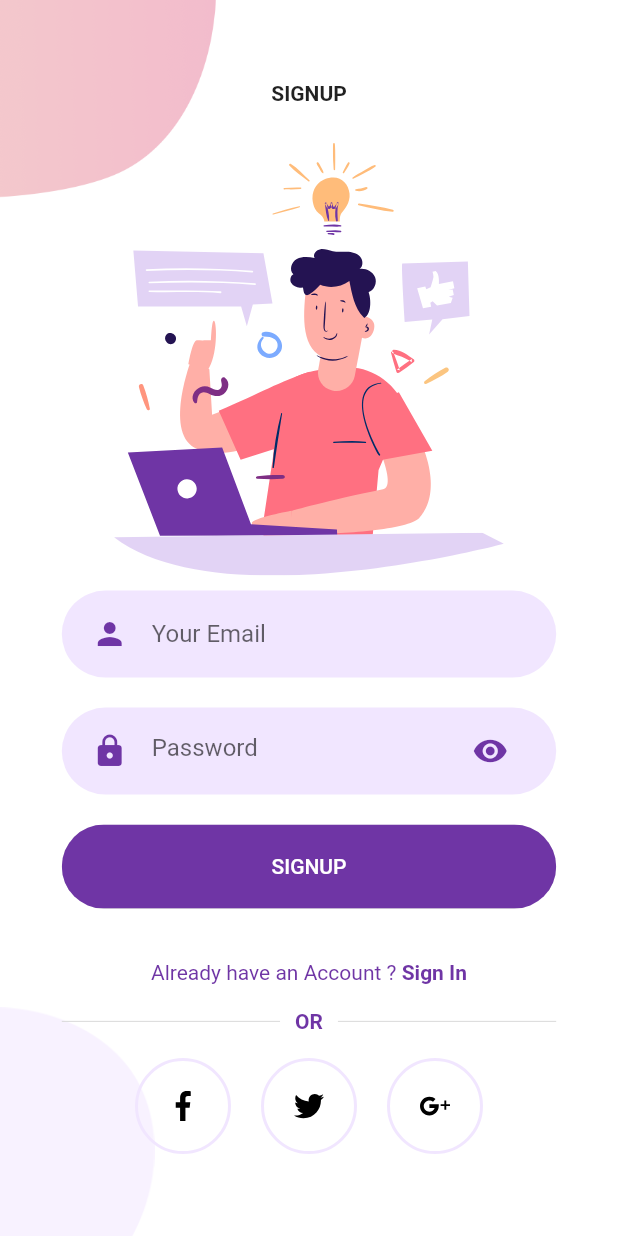
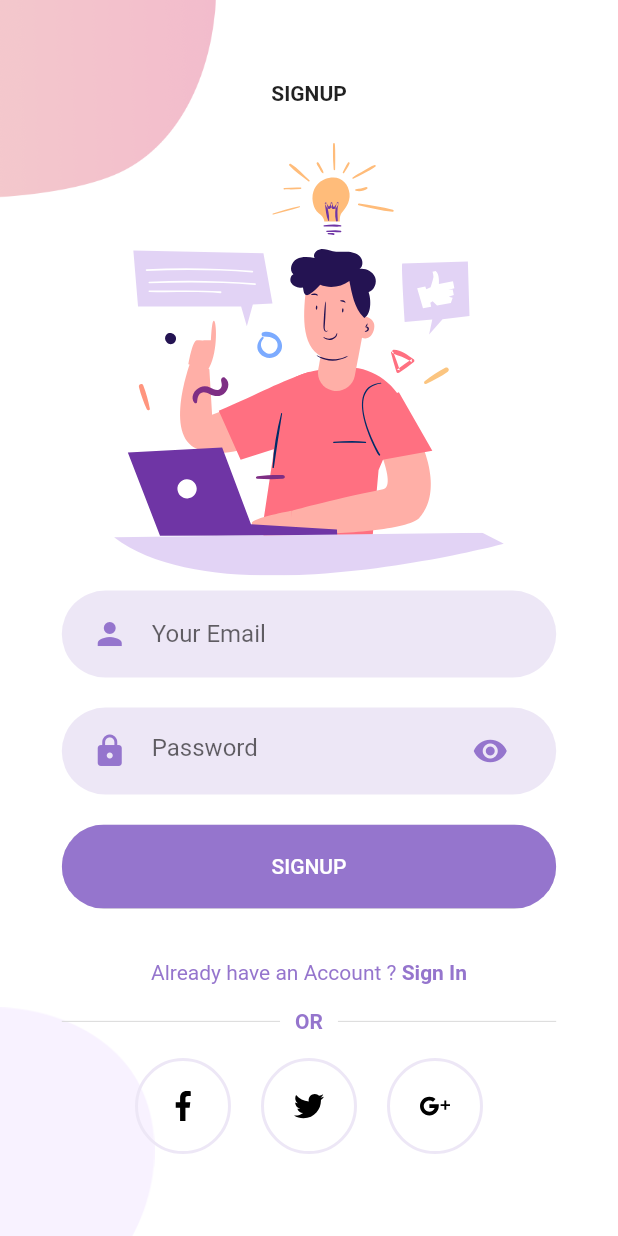
Before and after one commit to nailanabilaaaaaa/Aplikasi_Ebook, a Flutter app: the SignUpScreen screen opened by its route, on a phone screen of 412 x 824 dp. Run offline on Flutter 3.47's test engine with Material 2 defaults, Android fonts, the phone set to English and light mode, and no system bars; our stand-ins replace flutter_svg; missing offline and left inert: favorite_button.

Commit message:
Update Consttans.dart

```diff
--- a/lib/consttans.dart
+++ b/lib/consttans.dart
@@ -6,7 +6,7 @@ const kBlackColor = Color(0xFF393939);
 const kLightBlackColor = Color(0xFF8F8F8F);
 const kIconColor = Color(0xFFF48A37);
 const kProgressIndicator = Color(0xFFBE7066);
-const kPrimaryColor = Color(0xFF6F35A5);
-const kPrimaryLightColor = Color(0xFFF1E6FF);
+const kPrimaryColor = Color(0xFF9575CD);
+const kPrimaryLightColor = Color(0xFFEDE7F6);
 
 final kShadowColor = Color(0xFFD3D3D3).withOpacity(.84);
```
